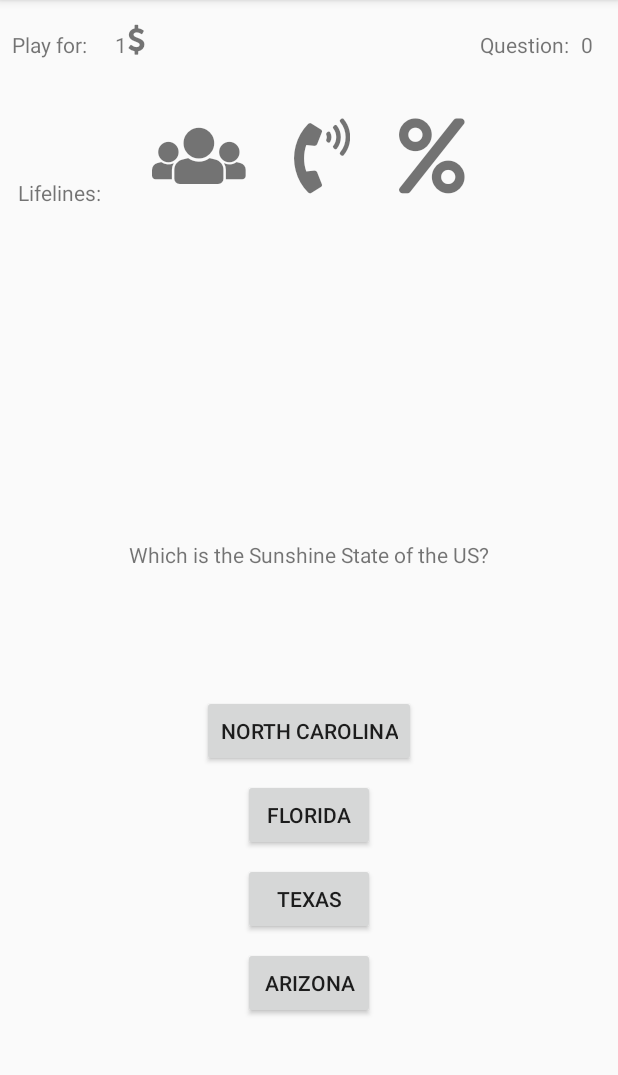
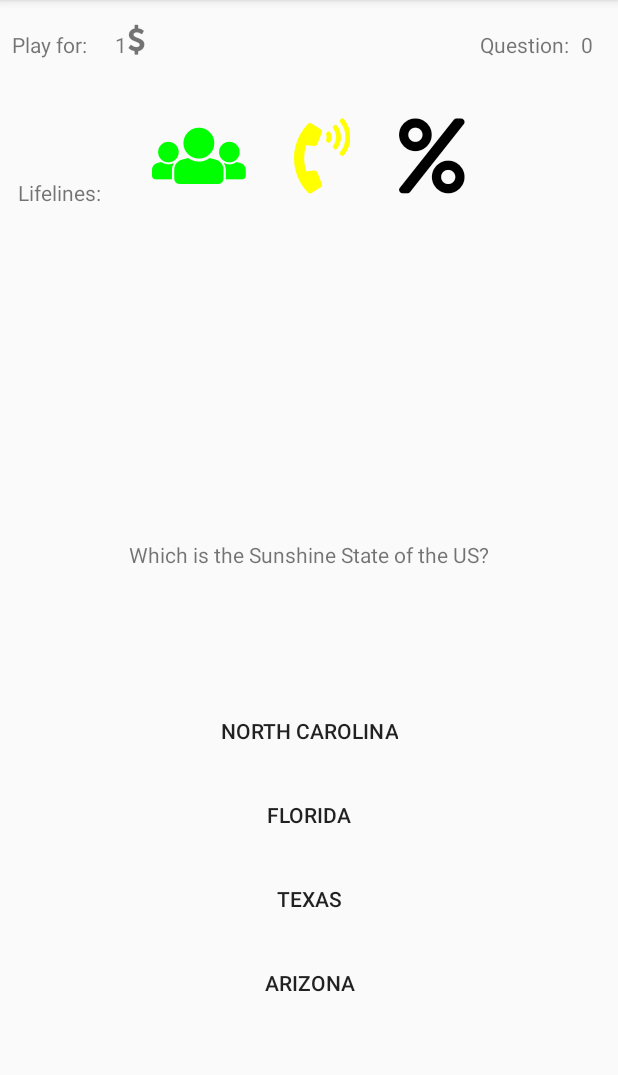
Before and after one commit to VaKs/Android.WWBM, an Android app: the PlayActivity screen opened directly, with no data from a screen before it, on a phone screen of 412 x 824 dp, the part 84-1159 px from its top. Run offline under Robolectric (Android 15) with nearby library versions, the phone set to English and light mode, and no system bars.

```diff
--- a/app/src/main/java/dsm/servabo/wwbm/PlayActivity.java
+++ b/app/src/main/java/dsm/servabo/wwbm/PlayActivity.java
@@ -18,6 +18,10 @@ import java.util.ArrayList;
 
 import POJO.Question;
 
+import static android.graphics.Color.BLACK;
+import static android.graphics.Color.GREEN;
+import static android.graphics.Color.YELLOW;
+
 
 public class PlayActivity extends AppCompatActivity {
     ArrayList<Question> questionList = new ArrayList<>();
@@ -30,45 +34,26 @@ public class PlayActivity extends AppCompatActivity {
     Button a3;
     Button a4;
     TextView iconPrecent, iconCall, iconPublic, iconMoneda;
+    Typeface font = null;
     protected void onCreate(Bundle savedInstanceState) {
         super.onCreate(savedInstanceState);
         setContentView(R.layout.activity_play);
 
-        Typeface font = FontManager.getTypeface(getApplicationContext(), FontManager.FONTAWESOME);
-        iconCall = findViewById(R.id.iconCall);
-        iconCall.setTypeface(font);
-        iconPrecent = findViewById(R.id.iconCincuenta);
-        iconPrecent.setTypeface(font);
-        iconPublic = findViewById(R.id.iconPublic);
-        iconPublic.setTypeface(font);
+        font= FontManager.getTypeface(getApplicationContext(), FontManager.FONTAWESOME);
+
         iconMoneda = findViewById(R.id.iconMoneda);
         iconMoneda.setTypeface(font);
 
-        iconPrecent.setOnClickListener(new View.OnClickListener() {
-            @Override
-            public void onClick(View view) {
-                //TODO
-            }
-        });
-        iconPublic.setOnClickListener(new View.OnClickListener() {
-            @Override
-            public void onClick(View view) {
-                //TODO
-            }
-        });
-        iconCall.setOnClickListener(new View.OnClickListener() {
-            @Override
-            public void onClick(View view) {
-                //TODO
-            }
-        });
+        shared = getApplicationContext().getSharedPreferences("SharedPreferencesWWBM", MODE_PRIVATE);
+        int nComodines=shared.getInt("Ayudas", 3);
+        iniciarComodines(nComodines);
+
 
         final Intent starterIntent = getIntent();
         if (numPregunta == 0) {
             fillQuestionList();
         }
         if(numPregunta<questionList.size()) {
-            shared = getApplicationContext().getSharedPreferences("SharedPreferencesWWBM", MODE_PRIVATE);
             setPremioYPreguntaTxt();
             setPreguntaText();
             a1 = findViewById(R.id.botRes1);
@@ -133,6 +118,16 @@ public class PlayActivity extends AppCompatActivity {
         answer2.setText(aux.getAnswer2());
         answer3.setText(aux.getAnswer3());
         answer4.setText(aux.getAnswer4());
+
+        answer1.setVisibility(View.VISIBLE);
+        answer2.setVisibility(View.VISIBLE);
+        answer3.setVisibility(View.VISIBLE);
+        answer4.setVisibility(View.VISIBLE);
+
+        answer1.setBackgroundColor(0);
+        answer2.setBackgroundColor(0);
+        answer3.setBackgroundColor(0);
+        answer4.setBackgroundColor(0);
     }
     protected void setPremioYPreguntaTxt(){
         TextView txtPremio = findViewById(R.id.txtPremio);
@@ -189,4 +184,81 @@ public class PlayActivity extends AppCompatActivity {
         setPreguntaText();
         setButtonResText(a1,a2,a3,a4);
     }
+
+    protected void iniciarComodines(int nComodines){
+
+        iconCall = findViewById(R.id.iconCall);
+        iconCall.setTypeface(font);
+        iconPrecent = findViewById(R.id.iconCincuenta);
+        iconPrecent.setTypeface(font);
+        iconPublic = findViewById(R.id.iconPublic);
+        iconPublic.setTypeface(font);
+
+        iconPublic.setTextColor(GREEN);
+        iconCall.setTextColor(YELLOW);
+        iconPrecent.setTextColor(BLACK);
+
+        iconPublic.setVisibility(View.INVISIBLE);
+        iconCall.setVisibility(View.INVISIBLE);
+        iconPrecent.setVisibility(View.INVISIBLE);
+
+        if(nComodines==0) return;
+        if(nComodines>0){
+            iconPublic.setVisibility(View.VISIBLE);
+            iconPublic.setOnClickListener(new View.OnClickListener() {
+                @Override
+                public void onClick(View view) {
+
+                    Question actualQuestion = questionList.get(numPregunta);
+                    int publico=Integer.parseInt(actualQuestion.getAudience());
+                    if(publico==1) a1.setBackgroundColor(GREEN);
+                    if(publico==2) a2.setBackgroundColor(GREEN);
+                    if(publico==3) a3.setBackgroundColor(GREEN);
+                    if(publico==4) a4.setBackgroundColor(GREEN);
+
+                    iconPublic.setVisibility(View.INVISIBLE);
+
+                }
+            });
+        }
+        if(nComodines>1){
+            iconCall.setVisibility(View.VISIBLE);
+            iconCall.setOnClickListener(new View.OnClickListener() {
+                @Override
+                public void onClick(View view) {
+                    Question actualQuestion = questionList.get(numPregunta);
+                    int llamada=Integer.parseInt(actualQuestion.getPhone());
+                    if(llamada==1) a1.setBackgroundColor(YELLOW);
+                    if(llamada==2) a2.setBackgroundColor(YELLOW);
+                    if(llamada==3) a3.setBackgroundColor(YELLOW);
+                    if(llamada==4) a4.setBackgroundColor(YELLOW);
+
+                    iconCall.setVisibility(View.INVISIBLE);
+
+                }
+            });
+        }
+        if(nComodines>2){
+            iconPrecent.setVisibility(View.VISIBLE);
+            iconPrecent.setOnClickListener(new View.OnClickListener() {
+                @Override
+                public void onClick(View view) {
+                    Question actualQuestion = questionList.get(numPregunta);
+                    int cincuenta1=Integer.parseInt(actualQuestion.getFifty1());
+                    int cincuenta2=Integer.parseInt(actualQuestion.getFifty2());
+
+                    if(cincuenta1==1 || cincuenta2 ==1) a1.setVisibility(View.INVISIBLE);
+                    if(cincuenta1==2 || cincuenta2 ==2) a2.setVisibility(View.INVISIBLE);
+                    if(cincuenta1==3 || cincuenta2 ==3) a3.setVisibility(View.INVISIBLE);
+                    if(cincuenta1==4 || cincuenta2 ==4) a4.setVisibility(View.INVISIBLE);
+
+                    iconPrecent.setVisibility(View.INVISIBLE);
+
+                }
+            });
+        }
+
+
+
+    }
 }
--- a/app/src/main/java/dsm/servabo/wwbm/SettingsActivity.java
+++ b/app/src/main/java/dsm/servabo/wwbm/SettingsActivity.java
@@ -51,7 +51,7 @@ public class SettingsActivity extends AppCompatActivity {
         Spinner ayudas = findViewById(R.id.spnNumber);
 
         name.setText(prefs.getString("Nombre",getString(R.string.unknown)));
-        ayudas.setSelection(prefs.getInt("Ayudas", 0));
+        ayudas.setSelection(prefs.getInt("Ayudas", 3));
         super.onResume ();
 
     }
```
